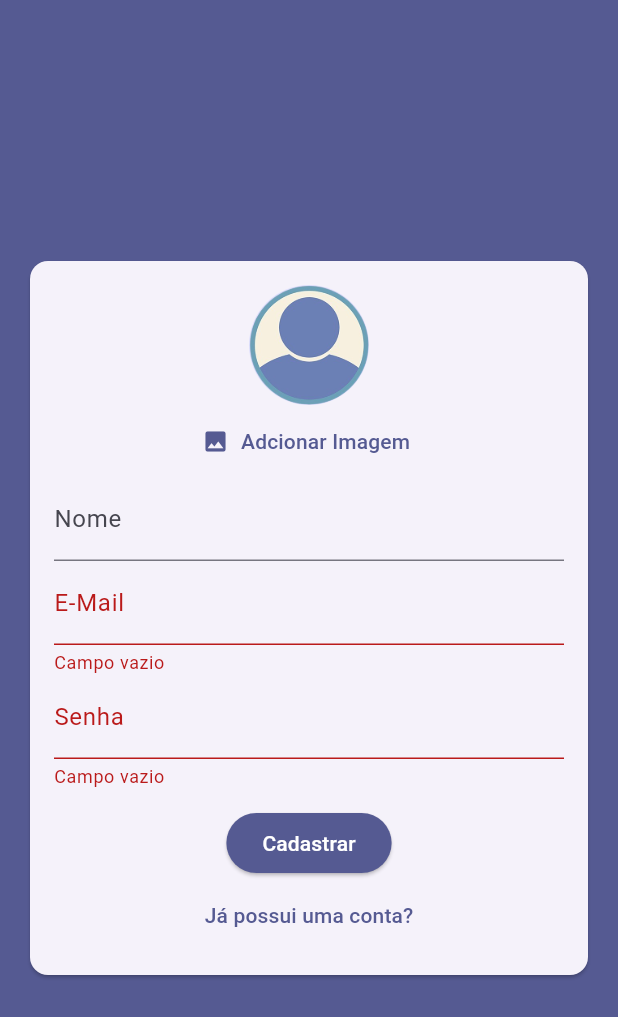
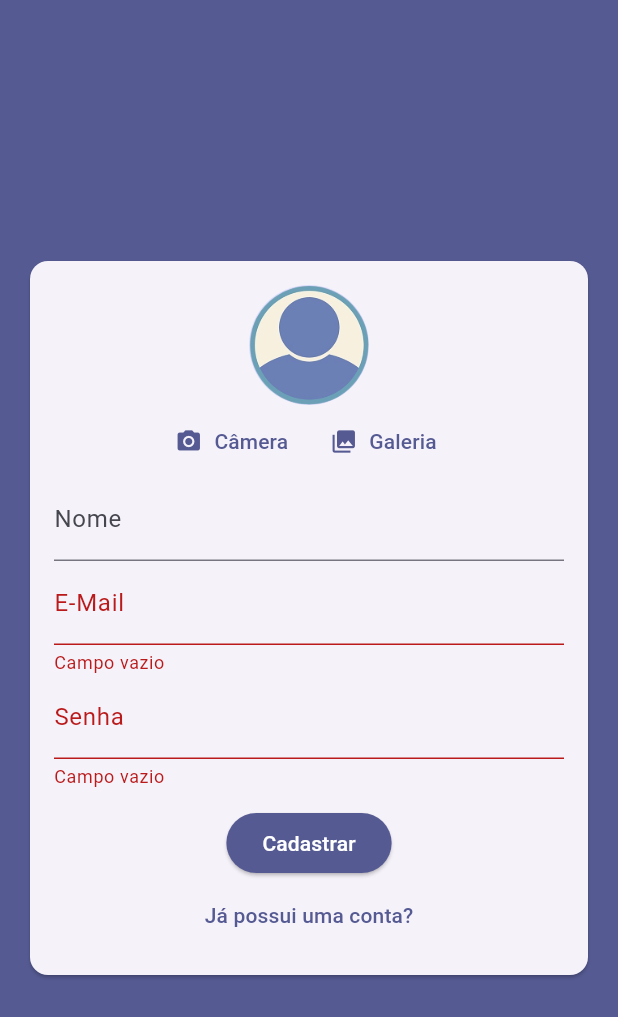
Before and after one commit to cleitonaraujo89/chat, a Flutter app: the screen it shows after launch, after a tap on "Entrar", after a tap on "Criar uma nova conta?", on a phone screen of 412 x 824 dp. Shown: the top 1017 px of the screen. Run offline on Flutter 3.47's test engine with Material 3 defaults, Android fonts, the phone set to English and light mode, and no system bars; our stand-ins replace cloud_firestore, firebase_auth, firebase_core, image_picker; accounts and stored records are empty.

Commit message:
Imagem da galeria

```diff
--- a/lib/widgets/user_image_picker.dart
+++ b/lib/widgets/user_image_picker.dart
@@ -17,10 +17,11 @@ class UserImagePicker extends StatefulWidget {
 class _UserImagePickerState extends State<UserImagePicker> {
   File? _pickedImageFile;
 
-  Future<void> _pickImage() async {
+  Future<void> _pickImage({required ImageSource source}) async {
     final picker = ImagePicker();
 
-    final pickedImage = await picker.pickImage(source: ImageSource.camera);
+    final pickedImage =
+        await picker.pickImage(source: source, maxWidth: 150, imageQuality: 50);
 
     if (pickedImage == null) {
       return;
@@ -43,11 +44,21 @@ class _UserImagePickerState extends State<UserImagePicker> {
               : AssetImage('assets/images/login_avatar.png'),
           radius: 40,
         ),
-        TextButton.icon(
-          onPressed: _pickImage,
-          label: Text('Adcionar Imagem'),
-          icon: Icon(Icons.image),
-        )
+        Row(
+          mainAxisAlignment: MainAxisAlignment.center,
+          children: [
+            TextButton.icon(
+              onPressed: () => _pickImage(source: ImageSource.camera),
+              label: Text('Câmera'),
+              icon: Icon(Icons.camera_alt),
+            ),
+            TextButton.icon(
+              icon: Icon(Icons.photo_library),
+              label: Text('Galeria'),
+              onPressed: () => _pickImage(source: ImageSource.gallery),
+            ),
+          ],
+        ),
       ],
     );
   }
```
